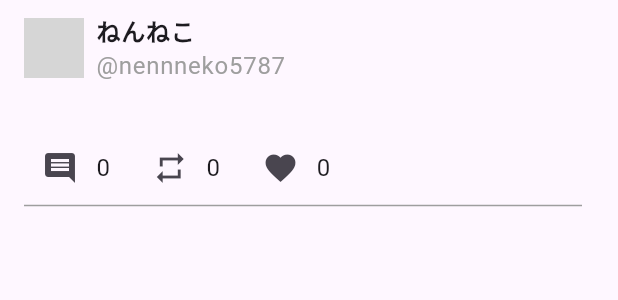
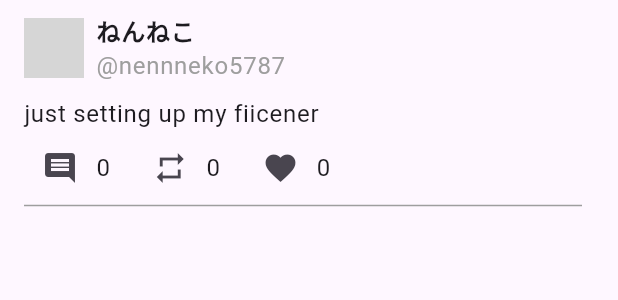
Before and after one commit to nennneko5787/fiicener, a Flutter app: the CircleMenu widget shown alone on an empty page, opened directly, on a phone screen of 412 x 824 dp. Shown: the top 300 px of the screen. Run offline on Flutter 3.47's test engine with Material 3 defaults, Android fonts, the phone set to English and light mode, and no system bars; our stand-ins replace cookie_jar, dio, dio_cookie_manager, flutter_secure_storage; accounts and stored records are empty; network calls fail; grey boxes are pictures that could not be loaded.

```diff
--- a/lib/backends/manager.dart
+++ b/lib/backends/manager.dart
@@ -15,7 +15,6 @@ class Manager {
       circles: const [],
       followers: const [],
       following: const []);
-  static String res = "";
   static final Dio dio = Dio(BaseOptions(baseUrl: 'https://fiicen.jp'));
   static final cookieJar = CookieJar();
 
@@ -74,8 +73,6 @@ class Manager {
     if (match != null) {
       userId = match.group(1) ?? '';
     }
-    res =
-        'userId=${userId}\nsessionid=${await loadSessionToken()},SameSite=Lax; csrftoken=${await loadCsrfToken()}\n${response.data}';
     return userId;
   }
 
--- a/lib/gui/circles.dart
+++ b/lib/gui/circles.dart
@@ -22,7 +22,7 @@ class _CircleMenuState extends State<CircleMenu> {
           circles: [],
           followers: [],
           following: []),
-      content: '${Manager.res}',
+      content: 'just setting up my fiicener',
       replys: [],
       reflyusers: [],
       likedusers: [],
```
